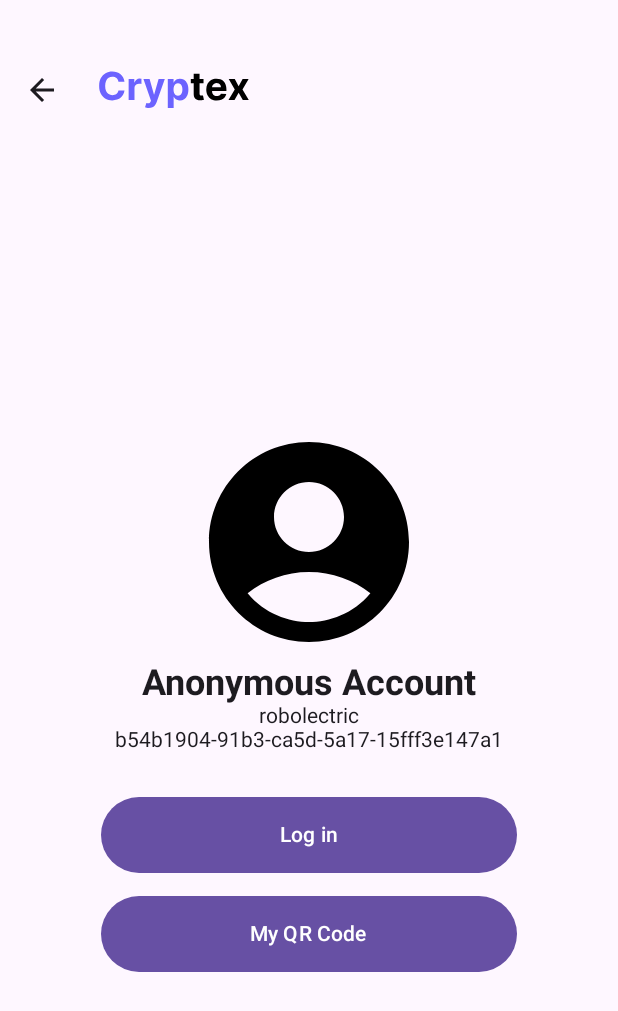
After one commit to ECE4410J-Pentagram/Pentagram-Frontend, an Android app built with Jetpack Compose: the ProfileView screen opened through its navigation route, on a phone screen of 412 x 824 dp. The commit adds this screen. Shown: the top 1011 px of the screen. Run offline under Robolectric (Android 15) with nearby library versions, the phone set to English and light mode, and no system bars; our stand-ins replace constraintlayout-compose; libraries missing offline, so code that uses them is left out: io.github.g0dkar.qrcode; 1 statement that could not run was skipped.

Commit message:
feat: profile screen; my qr code

```diff
--- a/app/build.gradle
+++ b/app/build.gradle
@@ -75,5 +75,6 @@ dependencies {
     implementation "me.saket.swipe:swipe:1.2.0"
     implementation "androidx.compose.material:material-icons-extended:$compose_ui_version"
     implementation 'io.coil-kt:coil-compose:2.4.0'
+    implementation "io.github.g0dkar:qrcode-kotlin-android:3.3.0"
 
 }
--- a/app/src/main/java/cn/edu/sjtu/patrickli/cryptex/controller/MainActivity.kt
+++ b/app/src/main/java/cn/edu/sjtu/patrickli/cryptex/controller/MainActivity.kt
@@ -17,6 +17,8 @@ import cn.edu.sjtu.patrickli.cryptex.view.receiver.DecryptView
 import cn.edu.sjtu.patrickli.cryptex.view.sender.EncryptOutputView
 import cn.edu.sjtu.patrickli.cryptex.view.sender.EncryptView
 import cn.edu.sjtu.patrickli.cryptex.view.sender.SelectReceiverView
+import cn.edu.sjtu.patrickli.cryptex.view.user.ProfileView
+import cn.edu.sjtu.patrickli.cryptex.view.user.QrCodeView
 
 class MainActivity : ComponentActivity() {
     private lateinit var viewModelProvider: ViewModelProvider
@@ -26,7 +28,7 @@ class MainActivity : ComponentActivity() {
         viewModelProvider = ViewModelProvider(
             this, MainViewModelFactory(this)
         )
-        ApplicationStart.init(this@MainActivity)
+        ApplicationStart.init(this@MainActivity, viewModelProvider)
         setContent {
             val navController = rememberNavController()
             NavHost(navController, startDestination = "HomeView") {
@@ -81,6 +83,20 @@ class MainActivity : ComponentActivity() {
                         viewModelProvider = viewModelProvider
                     )
                 }
+                composable("ProfileView") {
+                    ProfileView(
+                        context = this@MainActivity,
+                        navController = navController,
+                        viewModelProvider = viewModelProvider
+                    )
+                }
+                composable("QrCodeView") {
+                    QrCodeView(
+                        context = this@MainActivity,
+                        navController = navController,
+                        viewModelProvider = viewModelProvider
+                    )
+                }
             }
         }
     }
--- a/app/src/main/java/cn/edu/sjtu/patrickli/cryptex/model/ApplicationStart.kt
+++ b/app/src/main/java/cn/edu/sjtu/patrickli/cryptex/model/ApplicationStart.kt
@@ -2,13 +2,26 @@ package cn.edu.sjtu.patrickli.cryptex.model
 
 import android.content.Context
 import android.util.Log
-import cn.edu.sjtu.patrickli.cryptex.model.FileHandler.copyTestImgToFileDir
+import androidx.lifecycle.ViewModelProvider
+import cn.edu.sjtu.patrickli.cryptex.model.viewmodel.UserViewModel
+import java.util.UUID
 
 object ApplicationStart {
 
-    fun init(context: Context) {
-        copyTestImgToFileDir(context)
+    private fun initAccountInfo(context: Context, viewModelProvider: ViewModelProvider) {
+        val userViewModel = viewModelProvider[UserViewModel::class.java]
+        userViewModel.accountName = "Anonymous Account"
+        userViewModel.deviceKey = UUID.randomUUID().toString()
+        val qrcodeFile = FileHandler.getQrCodeFile(context)
+        userViewModel.qrcodeFile = qrcodeFile
+        QrCode.generateUserCode(userViewModel)
+    }
+
+    fun init(context: Context, viewModelProvider: ViewModelProvider) {
+        FileHandler.copyTestImgToFileDir(context)
         Log.d("AppInit", "Copy test image to file dir done")
+        initAccountInfo(context, viewModelProvider)
+        Log.d("AppInit", "Reading device UID done")
         Log.d("AppInit", "Init process finished")
     }
 
--- a/app/src/main/java/cn/edu/sjtu/patrickli/cryptex/model/FileHandler.kt
+++ b/app/src/main/java/cn/edu/sjtu/patrickli/cryptex/model/FileHandler.kt
@@ -4,18 +4,19 @@ import android.content.Context
 import android.os.Environment
 import android.widget.Toast
 import cn.edu.sjtu.patrickli.cryptex.R
-import cn.edu.sjtu.patrickli.cryptex.model.viewmodel.EncrypterViewModel
 import java.io.File
 import java.io.FileOutputStream
+import java.nio.file.Files
+import java.nio.file.Paths
 
 object FileHandler {
 
-    fun saveImgToPublicDownload(context: Context, encrypterViewModel: EncrypterViewModel) {
+    fun saveImgToPublicDownload(context: Context, file: File?) {
         val dlPath = File(Environment.getExternalStoragePublicDirectory(Environment.DIRECTORY_DOWNLOADS), "Cryptex")
         dlPath.mkdirs()
-        val targetFile = encrypterViewModel.cipherImgFile?.name?.let { File(dlPath, it) }
+        val targetFile = file?.name?.let { File(dlPath, it) }
         if (targetFile != null) {
-            encrypterViewModel.cipherImgFile?.copyTo(targetFile, overwrite = true)
+            file.copyTo(targetFile, overwrite = true)
             Toast.makeText(context, context.getString(R.string.downloadedTo, targetFile.absolutePath), Toast.LENGTH_SHORT).show()
         } else {
             Toast.makeText(context, context.getString(R.string.unknownError), Toast.LENGTH_SHORT).show()
@@ -33,4 +34,10 @@ object FileHandler {
         fileOutputStream.close()
     }
 
+    fun getQrCodeFile(context: Context): File {
+        val qrcodePath = Paths.get(context.filesDir.toString(), "images", "qrcode", "myqrcode.png")
+        Files.createDirectories(qrcodePath.parent)
+        return qrcodePath.toFile()
+    }
+
 }
--- /dev/null
+++ b/app/src/main/java/cn/edu/sjtu/patrickli/cryptex/model/QrCode.kt
@@ -0,0 +1,14 @@
+package cn.edu.sjtu.patrickli.cryptex.model
+
+import cn.edu.sjtu.patrickli.cryptex.model.viewmodel.UserViewModel
+import io.github.g0dkar.qrcode.QRCode
+import java.io.FileOutputStream
+
+object QrCode{
+    fun generateUserCode(userViewModel: UserViewModel) {
+        val contentString = userViewModel.accountName
+        FileOutputStream(userViewModel.qrcodeFile).use {
+            QRCode(contentString).render(margin = 25).writeImage(it)
+        }
+    }
+}
--- a/app/src/main/java/cn/edu/sjtu/patrickli/cryptex/model/viewmodel/MainViewModelFactory.kt
+++ b/app/src/main/java/cn/edu/sjtu/patrickli/cryptex/model/viewmodel/MainViewModelFactory.kt
@@ -16,6 +16,9 @@ class MainViewModelFactory(
             DecrypterViewModel::class.java -> {
                 return DecrypterViewModel() as T
             }
+            UserViewModel::class.java -> {
+                return UserViewModel() as T
+            }
             else -> {
                 throw RuntimeException("Cannot create an instance of ${modelClass}")
             }
--- /dev/null
+++ b/app/src/main/java/cn/edu/sjtu/patrickli/cryptex/model/viewmodel/UserViewModel.kt
@@ -0,0 +1,11 @@
+package cn.edu.sjtu.patrickli.cryptex.model.viewmodel
+
+import androidx.lifecycle.ViewModel
+import java.io.File
+
+class UserViewModel: ViewModel() {
+    var accountName: String = "Anonymous Account"
+    val deviceName: String = android.os.Build.MODEL
+    var deviceKey: String? = null
+    var qrcodeFile: File? = null
+}
--- a/app/src/main/java/cn/edu/sjtu/patrickli/cryptex/view/HomeView.kt
+++ b/app/src/main/java/cn/edu/sjtu/patrickli/cryptex/view/HomeView.kt
@@ -20,7 +20,7 @@ import androidx.constraintlayout.compose.ConstraintLayout
 import androidx.navigation.NavHostController
 import cn.edu.sjtu.patrickli.cryptex.R
 import cn.edu.sjtu.patrickli.cryptex.view.button.HomeViewButton
-import cn.edu.sjtu.patrickli.cryptex.view.topbar.BaseTopBar
+import cn.edu.sjtu.patrickli.cryptex.view.topbar.HomeTopBar
 
 @Composable
 fun ConstraintLayoutContent(
@@ -65,7 +65,7 @@ fun HomeView(
 ) {
     Scaffold(
         topBar = {
-            BaseTopBar()
+            HomeTopBar(navController)
         },
         content = { padding ->
             ConstraintLayoutContent(padding, navController)
--- /dev/null
+++ b/app/src/main/java/cn/edu/sjtu/patrickli/cryptex/view/topbar/HomeTopBar.kt
@@ -0,0 +1,30 @@
+package cn.edu.sjtu.patrickli.cryptex.view.topbar
+
+import androidx.compose.material.icons.Icons
+import androidx.compose.material.icons.filled.AccountCircle
+import androidx.compose.material3.ExperimentalMaterial3Api
+import androidx.compose.material3.Icon
+import androidx.compose.material3.IconButton
+import androidx.compose.material3.TopAppBar
+import androidx.compose.runtime.Composable
+import androidx.compose.ui.res.stringResource
+import androidx.navigation.NavController
+import cn.edu.sjtu.patrickli.cryptex.R
+
+@OptIn(ExperimentalMaterial3Api::class)
+@Composable
+fun HomeTopBar(navController: NavController) {
+    TopAppBar(
+        title = {
+            BarImgComponent()
+        },
+        actions = {
+            IconButton(onClick = { navController.navigate("ProfileView") }) {
+                Icon(
+                    Icons.Default.AccountCircle,
+                    contentDescription = stringResource(R.string.profile)
+                )
+            }
+        }
+    )
+}
--- /dev/null
+++ b/app/src/main/java/cn/edu/sjtu/patrickli/cryptex/view/user/ProfileView.kt
@@ -0,0 +1,76 @@
+package cn.edu.sjtu.patrickli.cryptex.view.user
+
+import android.content.Context
+import androidx.compose.foundation.Image
+import androidx.compose.foundation.layout.Arrangement
+import androidx.compose.foundation.layout.Column
+import androidx.compose.foundation.layout.Spacer
+import androidx.compose.foundation.layout.fillMaxSize
+import androidx.compose.foundation.layout.height
+import androidx.compose.foundation.layout.padding
+import androidx.compose.foundation.layout.size
+import androidx.compose.material.icons.Icons
+import androidx.compose.material.icons.filled.AccountCircle
+import androidx.compose.material3.ExperimentalMaterial3Api
+import androidx.compose.material3.Scaffold
+import androidx.compose.material3.Text
+import androidx.compose.runtime.Composable
+import androidx.compose.ui.Alignment
+import androidx.compose.ui.Modifier
+import androidx.compose.ui.res.stringResource
+import androidx.compose.ui.text.font.FontWeight
+import androidx.compose.ui.unit.dp
+import androidx.compose.ui.unit.sp
+import androidx.constraintlayout.compose.ConstraintLayout
+import androidx.lifecycle.ViewModelProvider
+import androidx.navigation.NavHostController
+import cn.edu.sjtu.patrickli.cryptex.R
+import cn.edu.sjtu.patrickli.cryptex.model.viewmodel.UserViewModel
+import cn.edu.sjtu.patrickli.cryptex.view.button.BaseWideButton
+import cn.edu.sjtu.patrickli.cryptex.view.topbar.NavBackBar
+
+@OptIn(ExperimentalMaterial3Api::class)
+@Composable
+fun ProfileView(
+    context: Context,
+    navController: NavHostController,
+    viewModelProvider: ViewModelProvider
+) {
+    val userViewModel = viewModelProvider[UserViewModel::class.java]
+    Scaffold(
+        topBar = {
+            NavBackBar(navController = navController)
+        }
+    ) {
+        ConstraintLayout (
+            modifier = Modifier
+                .padding(it)
+                .fillMaxSize()
+        ) {
+            Column(
+                horizontalAlignment = Alignment.CenterHorizontally,
+                verticalArrangement = Arrangement.Center,
+                modifier = Modifier
+                    .fillMaxSize()
+                    .padding(8.dp)
+            ) {
+                Image(
+                    Icons.Default.AccountCircle,
+                    contentDescription = stringResource(R.string.myIcon),
+                    modifier = Modifier
+                        .size(160.dp)
+                )
+                Text(text = userViewModel.accountName, fontSize = 24.sp, fontWeight = FontWeight.Bold)
+                Text(text = userViewModel.deviceName)
+                Text(text = userViewModel.deviceKey?:"Empty Device Key")
+                Spacer(modifier = Modifier.height(30.dp))
+                BaseWideButton(onClick = { /*TODO*/ }) {
+                    Text(text = stringResource(R.string.login))
+                }
+                BaseWideButton(onClick = { navController.navigate("QrCodeView") }) {
+                    Text(text = stringResource(R.string.myqr))
+                }
+            }
+        }
+    }
+}
--- a/app/src/main/res/values/strings.xml
+++ b/app/src/main/res/values/strings.xml
@@ -31,6 +31,10 @@
     <string name="copy">Copy</string>
     <string name="shareImgWarningTitle">Share the image directly?</string>
     <string name="shareImgWarningContent">Most SNS apps will lossy compress your image, which may break the cipher message and cannot be decrypted. If you know what you are doing, continue; Otherwise, press \"Download\" and send the original image from your favorite SNS app.</string>
+    <string name="profile">Profile</string>
+    <string name="login">Log in</string>
+    <string name="myqr">My QR Code</string>
+    <string name="myIcon">My Account Icon</string>
     <string-array name="mediaTypes">
         <item>Text</item>
         <item>Image</item>
```
Also changed, not shown: app/src/main/java/cn/edu/sjtu/patrickli/cryptex/model/Util.kt (added, +47 -0 lines), app/src/main/java/cn/edu/sjtu/patrickli/cryptex/view/media/ImageWrapper.kt (added, +61 -0 lines), app/src/main/java/cn/edu/sjtu/patrickli/cryptex/view/sender/EncryptOutputView.kt (+7 -75 lines), app/src/main/java/cn/edu/sjtu/patrickli/cryptex/view/user/QrCodeView.kt (added, +70 -0 lines).
